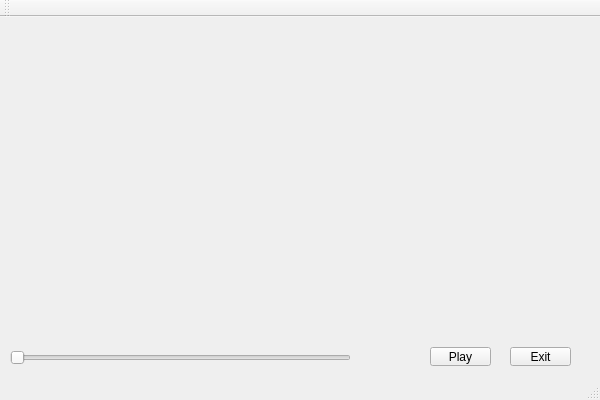
The window that QVPlayer/qvplayer.ui (zhaihm/QVPlayer) describes before a commit, drawn with Qt 5.
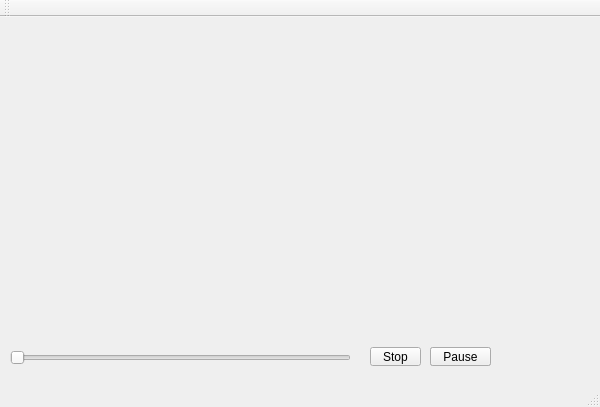
The same window after the commit.

Commit message: rm exit button, add pause & stop button

The edit to the form file:
```diff
--- a/QVPlayer/qvplayer.ui
+++ b/QVPlayer/qvplayer.ui
@@ -7,7 +7,7 @@
     <x>0</x>
     <y>0</y>
     <width>600</width>
-    <height>400</height>
+    <height>407</height>
    </rect>
   </property>
   <property name="windowTitle">
@@ -37,19 +37,6 @@
      <string>Play</string>
     </property>
    </widget>
-   <widget class="QToolButton" name="exitBtn">
-    <property name="geometry">
-     <rect>
-      <x>510</x>
-      <y>330</y>
-      <width>61</width>
-      <height>19</height>
-     </rect>
-    </property>
-    <property name="text">
-     <string>Exit</string>
-    </property>
-   </widget>
    <widget class="QSlider" name="durationSlider">
     <property name="geometry">
      <rect>
@@ -63,6 +50,32 @@
      <enum>Qt::Horizontal</enum>
     </property>
    </widget>
+   <widget class="QToolButton" name="stopBtn">
+    <property name="geometry">
+     <rect>
+      <x>370</x>
+      <y>330</y>
+      <width>51</width>
+      <height>19</height>
+     </rect>
+    </property>
+    <property name="text">
+     <string>Stop</string>
+    </property>
+   </widget>
+   <widget class="QToolButton" name="pauseBtn">
+    <property name="geometry">
+     <rect>
+      <x>430</x>
+      <y>330</y>
+      <width>61</width>
+      <height>19</height>
+     </rect>
+    </property>
+    <property name="text">
+     <string>Pause</string>
+    </property>
+   </widget>
   </widget>
   <widget class="QMenuBar" name="menuBar">
    <property name="geometry">
```
The commit also changes 4 other files.
